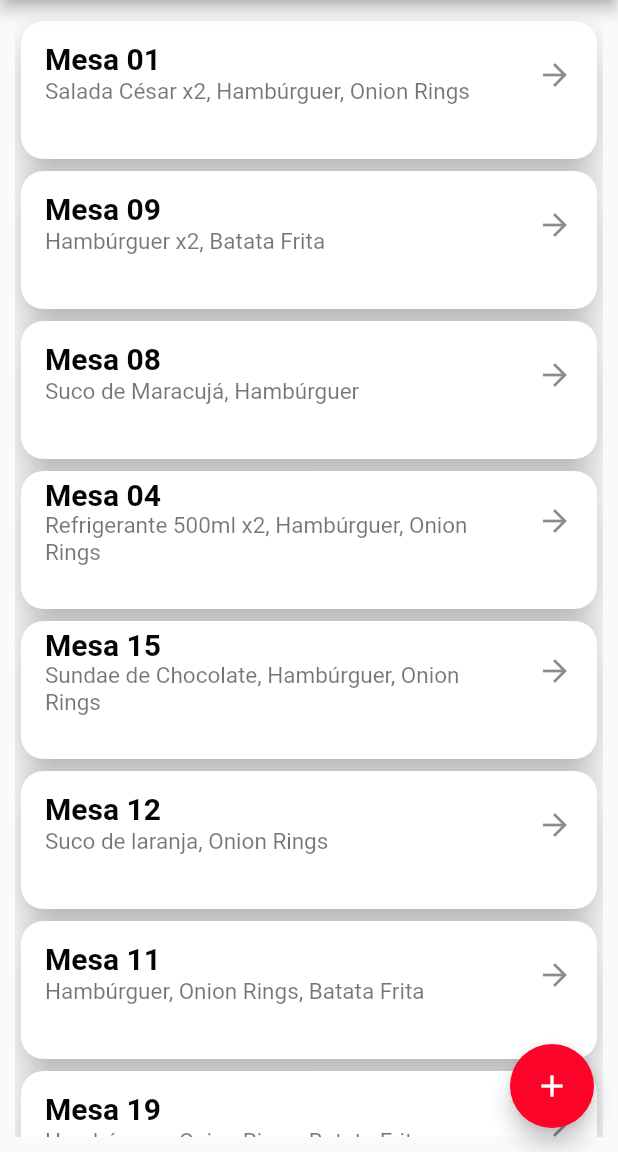
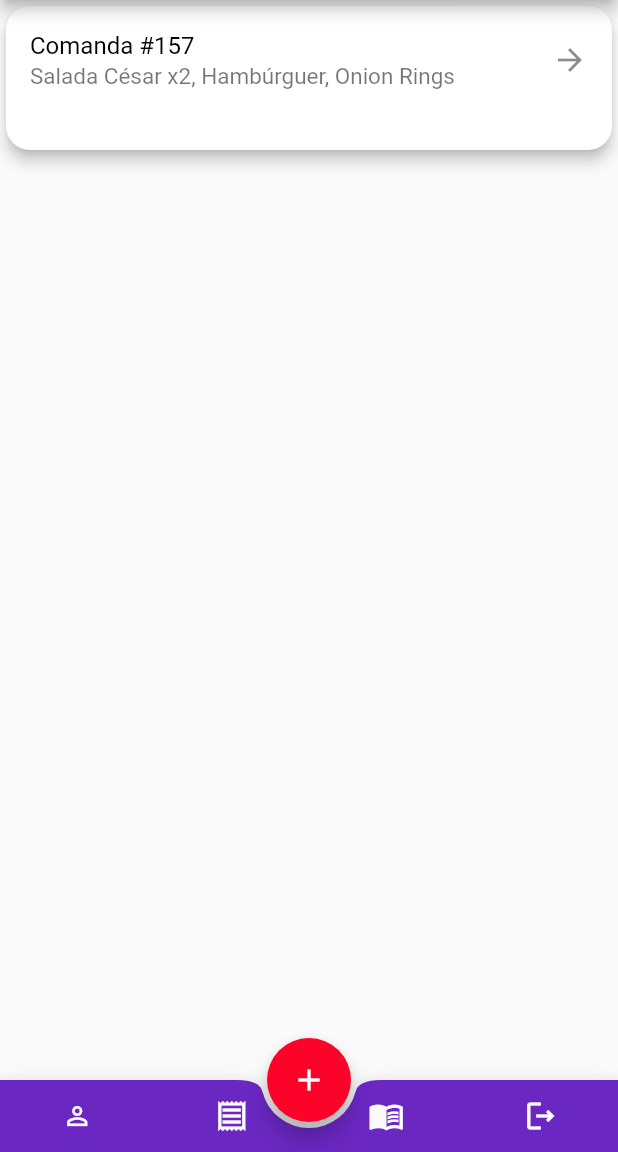
Before and after one commit to commandee/mobile, a Flutter app: the MyHomePage screen opened directly, on a phone screen of 412 x 824 dp, the part 84-1236 px from its top. Run offline on Flutter 3.47's test engine with Material 2 defaults, Android fonts, the phone set to English and light mode, and no system bars.

Commit message:
nem sei mais qq to fazendo

```diff
--- a/lib/components/comanda.dart
+++ b/lib/components/comanda.dart
@@ -10,17 +10,17 @@ class Commanda extends StatelessWidget {
   @override
   Widget build(BuildContext context) {
     return SizedBox(
-      height: 100,
+      height: 104,
       child: Card(
-          elevation: 10,
+          elevation: 4,
           shape: RoundedRectangleBorder(
-            borderRadius: BorderRadius.circular(15),
+            borderRadius: BorderRadius.circular(16),
           ),
           child: ListTile(
             title: Text(nome,
                 style: const TextStyle(
-                    fontSize: 20,
-                    fontWeight: FontWeight.bold,
+                    fontSize: 16,
+                    fontWeight: FontWeight.normal,
                     color: textoLight)),
             subtitle: Text(
               descricao,
--- a/lib/pages/cardapio.dart
+++ b/lib/pages/cardapio.dart
@@ -1,3 +1,5 @@
+import 'dart:math';
+
 import 'package:flutter/material.dart';
 import 'package:teste/components/filtros.dart';
 
@@ -15,73 +17,47 @@ class _CardapioPageState extends State<CardapioPage> {
       appBar: AppBar(
         title: const Text('Cardápio'),
       ),
-      body: SingleChildScrollView(
+      body: Container(
+        margin: const EdgeInsets.all(16),
+        child: SingleChildScrollView(
           child: Column(
             children: [
               //filtros
               Filtros(),
-
               //cardapio
-
-            Padding(
-              padding: const EdgeInsets.all(10.0),
-              child: GridView.count(
+              GridView.count(
                   shrinkWrap: true,
                   physics: const NeverScrollableScrollPhysics(),
                   crossAxisCount: 2,
                   mainAxisSpacing: 10,
                   children: [
-                    itemFood(
-                        "Salada César",
-                        "assets/images/salada.jpeg",
+                    itemFood("Salada César", "assets/images/salada.jpeg",
                         "R\$ 15,00"),
-                    itemFood(
-                        "Hambúrguer",
-                        "assets/images/hamburguer.png",
+                    itemFood("Hambúrguer", "assets/images/hamburguer.png",
                         "R\$ 20,00"),
-                    itemFood(
-                        "Onion Rings",
-                        "assets/images/cebolafrita.jpg",
+                    itemFood("Onion Rings", "assets/images/cebolafrita.jpg",
                         "R\$ 10,00"),
-                   itemFood(
-                        "Salada César",
-                        "assets/images/salada.jpeg",
+                    itemFood("Salada César", "assets/images/salada.jpeg",
                         "R\$ 15,00"),
-                    itemFood(
-                        "Hambúrguer",
-                        "assets/images/hamburguer.png",
+                    itemFood("Hambúrguer", "assets/images/hamburguer.png",
                         "R\$ 20,00"),
-                    itemFood(
-                        "Onion Rings",
-                        "assets/images/cebolafrita.jpg",
+                    itemFood("Onion Rings", "assets/images/cebolafrita.jpg",
                         "R\$ 10,00"),
-                   itemFood(
-                        "Salada César",
-                        "assets/images/salada.jpeg",
+                    itemFood("Salada César", "assets/images/salada.jpeg",
                         "R\$ 15,00"),
-                    itemFood(
-                        "Hambúrguer",
-                        "assets/images/hamburguer.png",
+                    itemFood("Hambúrguer", "assets/images/hamburguer.png",
                         "R\$ 20,00"),
-                    itemFood(
-                        "Onion Rings",
-                        "assets/images/cebolafrita.jpg",
+                    itemFood("Onion Rings", "assets/images/cebolafrita.jpg",
                         "R\$ 10,00"),
-                   itemFood(
-                        "Salada César",
-                        "assets/images/salada.jpeg",
+                    itemFood("Salada César", "assets/images/salada.jpeg",
                         "R\$ 15,00"),
-                    itemFood(
-                        "Hambúrguer",
-                        "assets/images/hamburguer.png",
+                    itemFood("Hambúrguer", "assets/images/hamburguer.png",
                         "R\$ 20,00"),
-                    itemFood(
-                        "Onion Rings",
-                        "assets/images/cebolafrita.jpg",
+                    itemFood("Onion Rings", "assets/images/cebolafrita.jpg",
                         "R\$ 10,00"),
                   ]),
+            ],
           ),
-          ],
         ),
       ),
     );
--- a/lib/pages/home.dart
+++ b/lib/pages/home.dart
@@ -24,59 +24,58 @@ class _MyHomePageState extends State<MyHomePage> {
       appBar: AppBar(
         title: Text('Comandas'),
       ),
+      floatingActionButtonLocation: FloatingActionButtonLocation.centerDocked,
+      floatingActionButton: AddButton(),
+      bottomNavigationBar: const BAB(),
       backgroundColor: fundoLight,
       drawer: const NavigationDrawer(),
       body: Center(
-        child: Padding(
-          padding: const EdgeInsets.all(10.0),
           child: ListView(children: [
             Commanda(
-              nome: "Mesa 01",
+              nome: "Comanda #157",
               descricao: "Salada César x2, Hambúrguer, Onion Rings",
             ),
-            Commanda(
-              nome: "Mesa 09",
-              descricao: "Hambúrguer x2, Batata Frita",
-            ),
-            Commanda(
-              nome: "Mesa 08",
-              descricao: "Suco de Maracujá, Hambúrguer",
-            ),
-            Commanda(
-              nome: "Mesa 04",
-              descricao: "Refrigerante 500ml x2, Hambúrguer, Onion Rings",
-            ),
-            Commanda(
-              nome: "Mesa 15",
-              descricao: "Sundae de Chocolate, Hambúrguer, Onion Rings",
-            ),
-            Commanda(
-              nome: "Mesa 12",
-              descricao: "Suco de laranja, Onion Rings",
-            ),
-            Commanda(
-              nome: "Mesa 11",
-              descricao: "Hambúrguer, Onion Rings, Batata Frita",
-            ),
-            Commanda(
-              nome: "Mesa 19",
-              descricao: "Hambúrguer, Onion Rings, Batata Frita",
-            ),
+
           ]),
         ),
-      ),
-      floatingActionButton: FloatingActionButton(
-        onPressed: () {
-          print("Criando nova comanda");
-        },
-        backgroundColor: accentLight,
-        child: Icon(
-          Icons.add,
-          color: Colors.white,
-        ),
-      ));
+      );
 }
 
+class AddButton extends StatelessWidget {
+  const AddButton({Key? key}) : super(key: key);
+
+  @override
+  Widget build(BuildContext context) {
+    return FloatingActionButton(
+      onPressed: () {},
+      backgroundColor: accentLight,
+      child: Icon(
+        Icons.add,
+        color: Colors.white,
+      ),
+    );
+  }
+}
+class BAB extends StatelessWidget {
+  const BAB({Key? key}) : super(key: key);
+
+  @override
+  Widget build(BuildContext context) {
+    return BottomAppBar(
+      color: primary,
+      shape: CircularNotchedRectangle(),
+      child: Row(
+        mainAxisAlignment: MainAxisAlignment.spaceAround,
+        children: [
+          IconButton(onPressed: (){}, icon: Icon(Icons.person_outline, color: textoDark,), iconSize: 20,),
+          IconButton(onPressed: (){}, icon: Icon(Icons.receipt_outlined, color: textoDark,)),
+          IconButton(onPressed: (){}, icon: Icon(Icons.menu_book_outlined, color: textoDark,)),
+          IconButton(onPressed: (){}, icon: Icon(Icons.logout_outlined, color: textoDark,)),
+        ],
+      ),
+    );
+  }
+}
 class NavigationDrawer extends StatelessWidget {
   const NavigationDrawer({Key? key}) : super(key: key);
 
```
Lines whose indentation alone changed are shown as unchanged.
